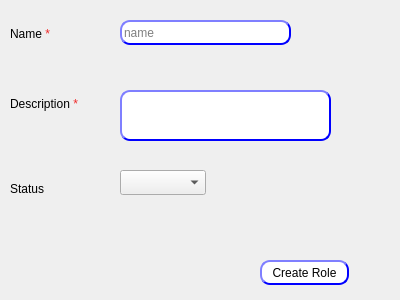
The window that presentation/authorization_ui/createRole.ui (shymaa123456/HyperPOS2020) describes before a commit, drawn with Qt 5.
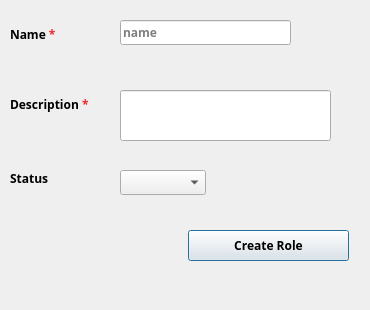
The same window after the commit.

Patch:
```diff
--- a/presentation/authorization_ui/createRole.ui
+++ b/presentation/authorization_ui/createRole.ui
@@ -6,10 +6,22 @@
    <rect>
     <x>0</x>
     <y>0</y>
-    <width>400</width>
-    <height>300</height>
+    <width>370</width>
+    <height>310</height>
    </rect>
   </property>
+  <property name="minimumSize">
+   <size>
+    <width>370</width>
+    <height>310</height>
+   </size>
+  </property>
+  <property name="maximumSize">
+   <size>
+    <width>370</width>
+    <height>310</height>
+   </size>
+  </property>
   <property name="windowTitle">
    <string>Role</string>
   </property>
@@ -26,35 +38,19 @@
   <widget class="QPushButton" name="BTN_createRole">
    <property name="geometry">
     <rect>
-     <x>260</x>
-     <y>260</y>
-     <width>89</width>
-     <height>25</height>
+     <x>188</x>
+     <y>230</y>
+     <width>161</width>
+     <height>31</height>
     </rect>
    </property>
-   <property name="styleSheet">
-    <string notr="true">QPushButton{
-                                        background-color: white;
-                                        border-style: outset;
-                                        border-width: 2px;
-                                        border-radius: 10px;
-                                        border-color: blue;
-                                        min-width: 6em;
-                                        }
-                                        QPushButton:hover {
-                                        background: qradialgradient(
-                                        cx: 0.3, cy: -0.4, fx: 0.3, fy: -0.4,
-                                        radius: 1.35, stop: 0 #fff, stop: 1 #bbb
-                                        );
-                                        }
-                                        QPushButton:pressed {
-                                        border-style: inset;
-                                        background: qradialgradient(
-                                        cx: 0.4, cy: -0.1, fx: 0.4, fy: -0.1,
-                                        radius: 1.35, stop: 0 #fff, stop: 1 #ddd
-                                        );
-                                        }
-                                    </string>
+   <property name="font">
+    <font>
+     <family>29LT Bukra Regular</family>
+     <pointsize>9</pointsize>
+     <weight>75</weight>
+     <bold>true</bold>
+    </font>
    </property>
    <property name="text">
     <string>Create Role</string>
@@ -69,29 +65,13 @@
      <height>25</height>
     </rect>
    </property>
-   <property name="styleSheet">
-    <string notr="true">QLineEdit{
-                                        background-color: white;
-                                        border-style: outset;
-                                        border-width: 2px;
-                                        border-radius: 10px;
-                                        border-color: blue;
-                                        min-width: 6em;
-                                        }
-                                        QLineEdit:hover {
-                                        background: qradialgradient(
-                                        cx: 0.3, cy: -0.4, fx: 0.3, fy: -0.4,
-                                        radius: 1.35, stop: 0 #fff, stop: 1 #bbb
-                                        );
-                                        }
-                                       QLineEdit:pressed {
-                                        border-style: inset;
-                                        background: qradialgradient(
-                                        cx: 0.4, cy: -0.1, fx: 0.4, fy: -0.1,
-                                        radius: 1.35, stop: 0 #fff, stop: 1 #ddd
-                                        );
-                                        }
-                                    </string>
+   <property name="font">
+    <font>
+     <family>29LT Bukra Regular</family>
+     <pointsize>9</pointsize>
+     <weight>75</weight>
+     <bold>true</bold>
+    </font>
    </property>
    <property name="placeholderText">
     <string>name</string>
@@ -106,6 +86,14 @@
      <height>29</height>
     </rect>
    </property>
+   <property name="font">
+    <font>
+     <family>29LT Bukra Regular</family>
+     <pointsize>9</pointsize>
+     <weight>75</weight>
+     <bold>true</bold>
+    </font>
+   </property>
    <property name="text">
     <string>&lt;html&gt;&lt;head/&gt;&lt;body&gt;&lt;p&gt;Description &lt;span style=&quot; color:#ef2929;&quot;&gt;*&lt;/span&gt;&lt;/p&gt;&lt;/body&gt;&lt;/html&gt;</string>
    </property>
@@ -119,6 +107,14 @@
      <height>29</height>
     </rect>
    </property>
+   <property name="font">
+    <font>
+     <family>29LT Bukra Regular</family>
+     <pointsize>9</pointsize>
+     <weight>75</weight>
+     <bold>true</bold>
+    </font>
+   </property>
    <property name="text">
     <string>&lt;html&gt;&lt;head/&gt;&lt;body&gt;&lt;p&gt;Name &lt;span style=&quot; color:#ef2929;&quot;&gt;*&lt;/span&gt;&lt;/p&gt;&lt;/body&gt;&lt;/html&gt;</string>
    </property>
@@ -127,11 +123,19 @@
    <property name="geometry">
     <rect>
      <x>10</x>
-     <y>180</y>
+     <y>170</y>
      <width>67</width>
      <height>17</height>
     </rect>
    </property>
+   <property name="font">
+    <font>
+     <family>29LT Bukra Regular</family>
+     <pointsize>9</pointsize>
+     <weight>75</weight>
+     <bold>true</bold>
+    </font>
+   </property>
    <property name="text">
     <string>Status</string>
    </property>
@@ -145,29 +149,13 @@
      <height>51</height>
     </rect>
    </property>
-   <property name="styleSheet">
-    <string notr="true">QLineEdit{
-                                        background-color: white;
-                                        border-style: outset;
-                                        border-width: 2px;
-                                        border-radius: 10px;
-                                        border-color: blue;
-                                        min-width: 6em;
-                                        }
-                                        QLineEdit:hover {
-                                        background: qradialgradient(
-                                        cx: 0.3, cy: -0.4, fx: 0.3, fy: -0.4,
-                                        radius: 1.35, stop: 0 #fff, stop: 1 #bbb
-                                        );
-                                        }
-                                       QLineEdit:pressed {
-                                        border-style: inset;
-                                        background: qradialgradient(
-                                        cx: 0.4, cy: -0.1, fx: 0.4, fy: -0.1,
-                                        radius: 1.35, stop: 0 #fff, stop: 1 #ddd
-                                        );
-                                        }
-                                    </string>
+   <property name="font">
+    <font>
+     <family>29LT Bukra Regular</family>
+     <pointsize>9</pointsize>
+     <weight>75</weight>
+     <bold>true</bold>
+    </font>
    </property>
   </widget>
  </widget>
```
Left out of the diff: 8 changed lines with no effect on the pictures.
